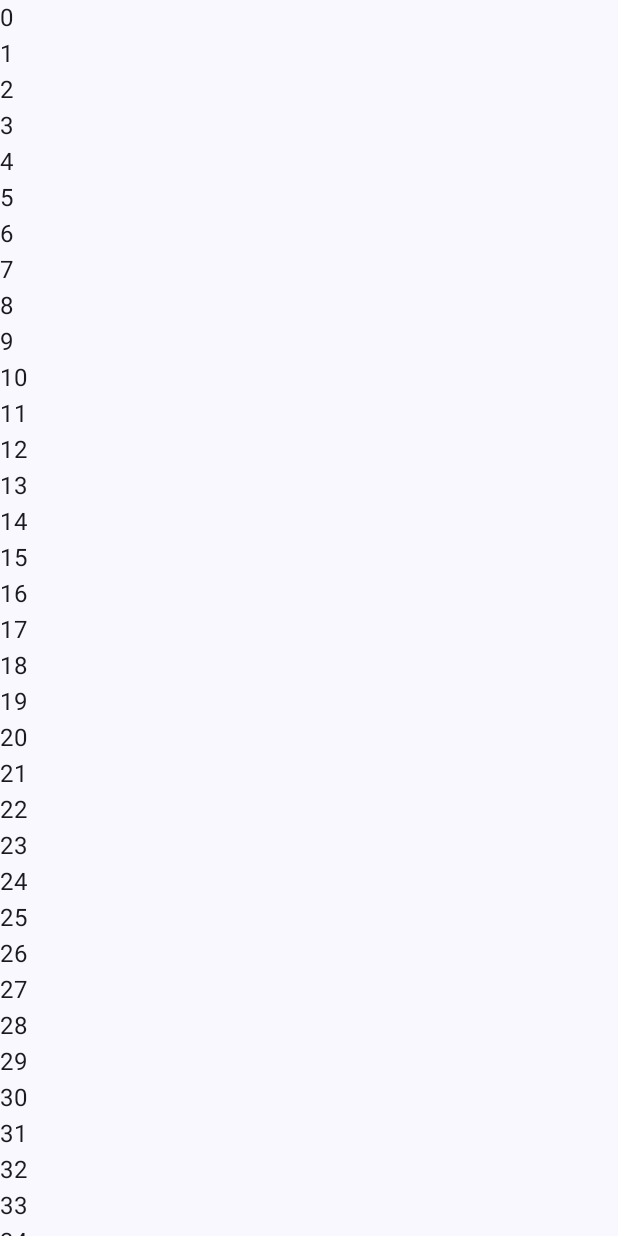
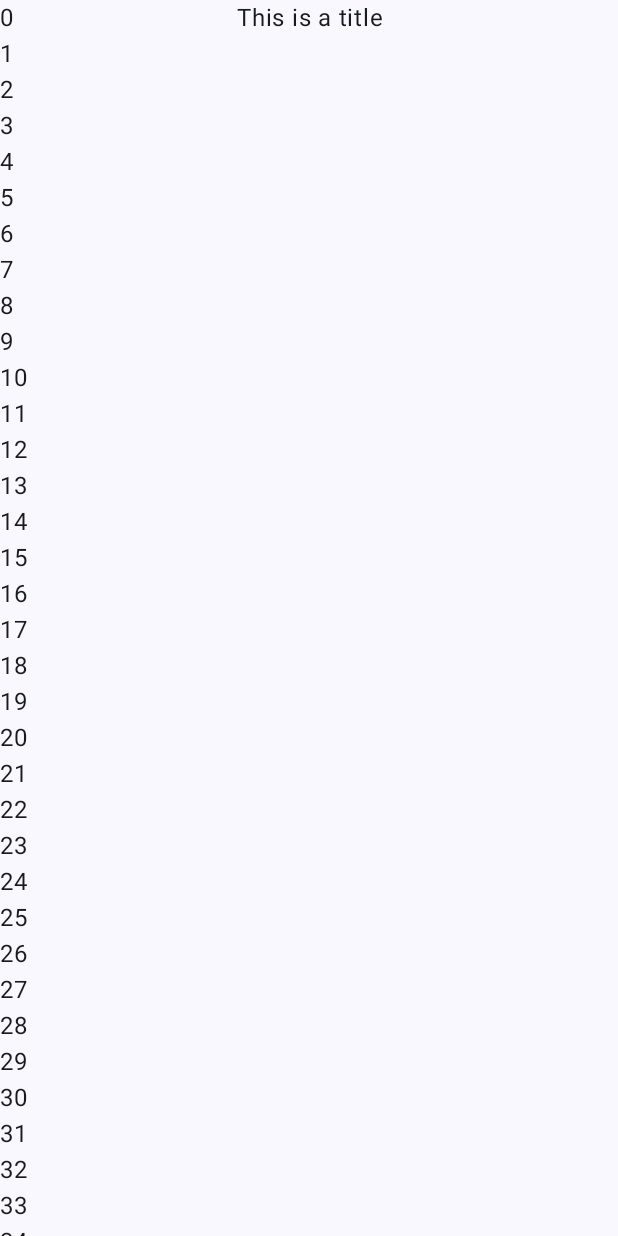
Before and after one commit to sejins/compose-performance-practice, an Android app built with Jetpack Compose: the screen it shows after launch (MainActivity), on a phone screen of 412 x 824 dp. Run offline under Robolectric (Android 15) with nearby library versions, the phone set to English and light mode, and no system bars.

Commit message:
Using lambda for compose is goooood!

```diff
--- a/app/src/main/java/com/jjinse/composeperformance/MainActivity.kt
+++ b/app/src/main/java/com/jjinse/composeperformance/MainActivity.kt
@@ -8,6 +8,8 @@ import androidx.compose.material3.MaterialTheme
 import androidx.compose.material3.Surface
 import androidx.compose.ui.Modifier
 import com.jjinse.composeperformance.practice.BestDerivedValue
+import com.jjinse.composeperformance.practice.BestReadingState
+import com.jjinse.composeperformance.practice.WorstReadingState
 import com.jjinse.composeperformance.ui.theme.ComposePerformanceTheme
 
 class MainActivity : ComponentActivity() {
@@ -16,7 +18,7 @@ class MainActivity : ComponentActivity() {
         setContent {
             ComposePerformanceTheme {
                 Surface(modifier = Modifier.fillMaxSize(), color = MaterialTheme.colorScheme.background) {
-                    BestDerivedValue()
+                    BestReadingState()
                 }
             }
         }
--- a/app/src/main/java/com/jjinse/composeperformance/practice/BestPractice.kt
+++ b/app/src/main/java/com/jjinse/composeperformance/practice/BestPractice.kt
@@ -2,13 +2,18 @@ package com.jjinse.composeperformance.practice
 
 import androidx.compose.animation.AnimatedVisibility
 import androidx.compose.foundation.layout.Box
+import androidx.compose.foundation.layout.Column
 import androidx.compose.foundation.layout.PaddingValues
 import androidx.compose.foundation.layout.Spacer
 import androidx.compose.foundation.layout.fillMaxSize
+import androidx.compose.foundation.layout.fillMaxWidth
 import androidx.compose.foundation.layout.height
+import androidx.compose.foundation.layout.offset
 import androidx.compose.foundation.lazy.LazyColumn
 import androidx.compose.foundation.lazy.items
 import androidx.compose.foundation.lazy.rememberLazyListState
+import androidx.compose.foundation.rememberScrollState
+import androidx.compose.foundation.verticalScroll
 import androidx.compose.material3.Button
 import androidx.compose.material3.Text
 import androidx.compose.runtime.Composable
@@ -17,6 +22,9 @@ import androidx.compose.runtime.getValue
 import androidx.compose.runtime.remember
 import androidx.compose.ui.Alignment
 import androidx.compose.ui.Modifier
+import androidx.compose.ui.platform.LocalDensity
+import androidx.compose.ui.text.style.TextAlign
+import androidx.compose.ui.unit.IntOffset
 import androidx.compose.ui.unit.dp
 import com.jjinse.composeperformance.utils.log
 import java.util.UUID
@@ -85,3 +93,61 @@ fun BestDerivedValue() {
         }
     }
 }
+
+@Composable
+fun BestReadingState() {
+    log("BestReadingState Recompostion")
+
+    Box(modifier = Modifier.fillMaxWidth()) {
+        val scrollState = rememberScrollState()
+        Column(
+            modifier = Modifier.verticalScroll(scrollState)
+        ) {
+            (0..60).forEach {
+                Item(text = it.toString(), logEnabled = false)
+            }
+        }
+
+        // Recomposition block : BestTitle
+        BestTitle1(title = "This is a title") { scrollState.value }
+    }
+}
+
+@Composable
+private fun BestTitle1(
+    modifier: Modifier = Modifier,
+    title: String,
+    scrollProvider: () -> Int
+) {
+    log("Title recomposition")
+    val offset = with(LocalDensity.current) { scrollProvider().toDp() }
+
+    Text(
+        modifier = modifier
+            .fillMaxWidth()
+            .offset(y = offset),
+        text = title,
+        textAlign = TextAlign.Center
+    )
+}
+
+// 리컴포지션이 발생하는 경우에도 건너뛸 수 있는 phase(composition, layout, draw)가 있는 지 고려해야함
+// 아래처럼 scroll의 경우 layout phase 부터 수행할 수 있음
+// color 변경의 경우에도 사실상 draw phase 만 수행하면 됨
+// lamda 버전의 modifier는 위를 가능하게 함; 가능하다면 lambda 버전의 modifier를 사용하는 것이 좋음
+@Composable
+private fun BestTitle2(
+    modifier: Modifier = Modifier,
+    title: String,
+    scrollProvider: () -> Int
+) {
+    log("Title recomposition")
+
+    Text(
+        modifier = modifier
+            .fillMaxWidth()
+            .offset { IntOffset(x = 0, y = scrollProvider()) }, // 스크롤 시 lambda 버전의 offset modifier를 사용하면 layout phase 부터 수행이 가능함.
+        text = title,
+        textAlign = TextAlign.Center
+    )
+}
--- a/app/src/main/java/com/jjinse/composeperformance/practice/Common.kt
+++ b/app/src/main/java/com/jjinse/composeperformance/practice/Common.kt
@@ -14,8 +14,13 @@ fun heavyCalculation(value: String): String {
 }
 
 @Composable
-fun Item(text: String) {
-    log("Item($text) recomposition!")
+fun Item(
+    text: String,
+    logEnabled: Boolean = true
+) {
+    if (logEnabled) {
+        log("Item($text) recomposition!")
+    }
     Box(modifier = Modifier.fillMaxWidth()) {
         Text(text = text)
     }
```
Also changed, not shown: app/src/main/java/com/jjinse/composeperformance/practice/WorstPractice.kt (+46 -2 lines).
